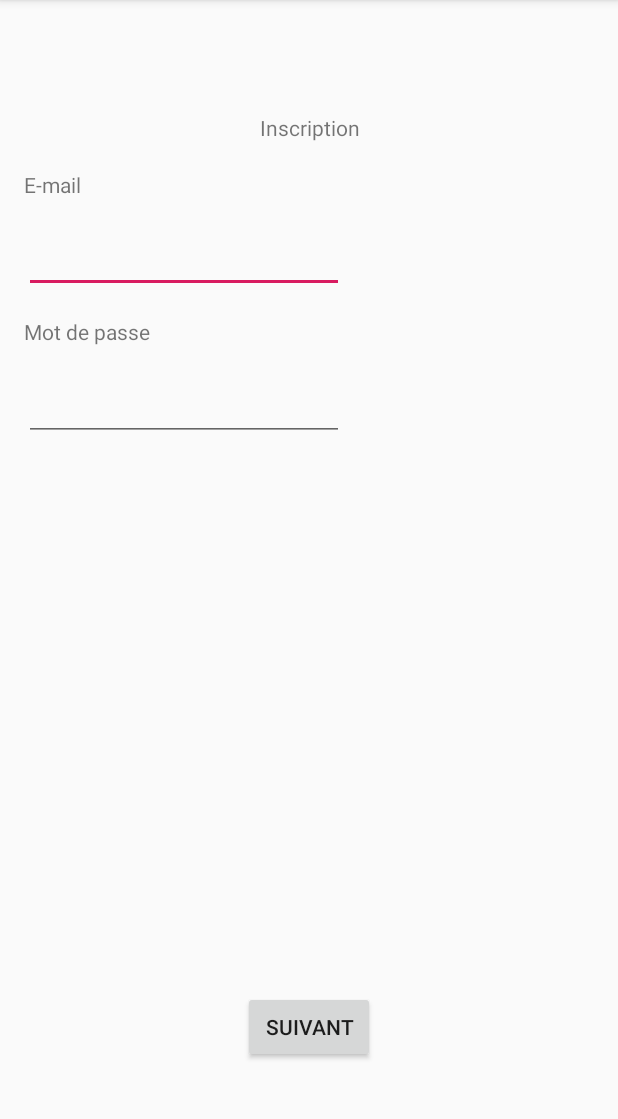
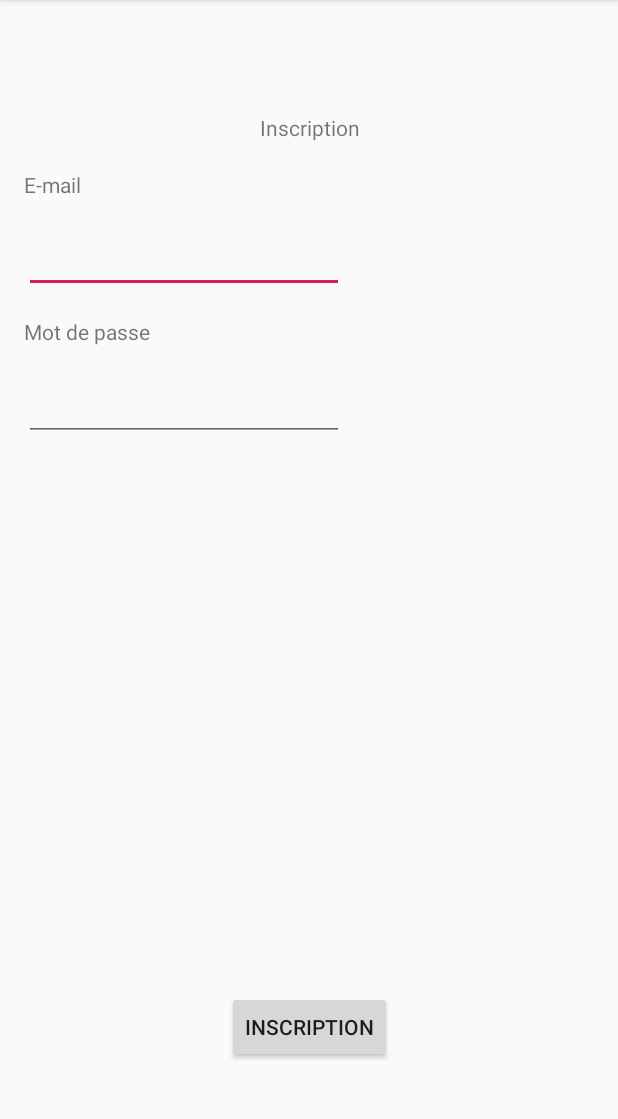
Before and after one commit to modafokerz/loicnels-prjet, an Android app: the InscriptionActivity screen opened directly, with no data from a screen before it, on a phone screen of 412 x 824 dp, the part 84-1203 px from its top. Run offline under Robolectric (Android 15) with nearby library versions, the phone set to English and light mode, and no system bars.

Commit message:
Language choice and login SHARED PREFERENCES DONE

```diff
--- a/app/src/main/java/ch/nelson/appdev/Session.java
+++ b/app/src/main/java/ch/nelson/appdev/Session.java
@@ -29,6 +29,12 @@ public class Session {
         String passwd = prefs.getString("password","");
         return passwd;
     }
+
+    public String getLangPref() {
+        String langPref = prefs.getString("langPref", "");
+        return langPref;
+    }
+
     public void setIsConnected(Integer isConnected) {
         prefs.edit().putInt("isConnected", isConnected).commit();
     }
--- a/app/src/main/res/layout/activity_inscription.xml
+++ b/app/src/main/res/layout/activity_inscription.xml
@@ -69,7 +69,7 @@
         android:layout_width="wrap_content"
         android:layout_height="wrap_content"
         android:layout_marginBottom="59dp"
-        android:text="@string/inscription_fr_next"
+        android:text="@string/inscription_fr_str"
         app:layout_constraintBottom_toBottomOf="parent"
         app:layout_constraintEnd_toEndOf="parent"
         app:layout_constraintStart_toStartOf="parent" />
--- a/app/src/main/res/values/strings.xml
+++ b/app/src/main/res/values/strings.xml
@@ -33,6 +33,9 @@
     <string name="inscription_fr_err_empty">Un ou plusieurs champs sont vides</string>
     <string name="inscription_fr_err_email">Email invalide</string>
     <string name="inscription_fr_err_passwd">Mot de passe invalide</string>
+    <string name="inscription_fr_err_inscr">Email déjà utilisé</string>
+    <string name="inscription_fr_err_inscr2">Erreur, contatez un administrateur</string>
+    <string name="inscription_fr_inscrOk">Vous êtes maintenant inscrit.</string>
 
 
     <!-- password reset Strings -->
```
